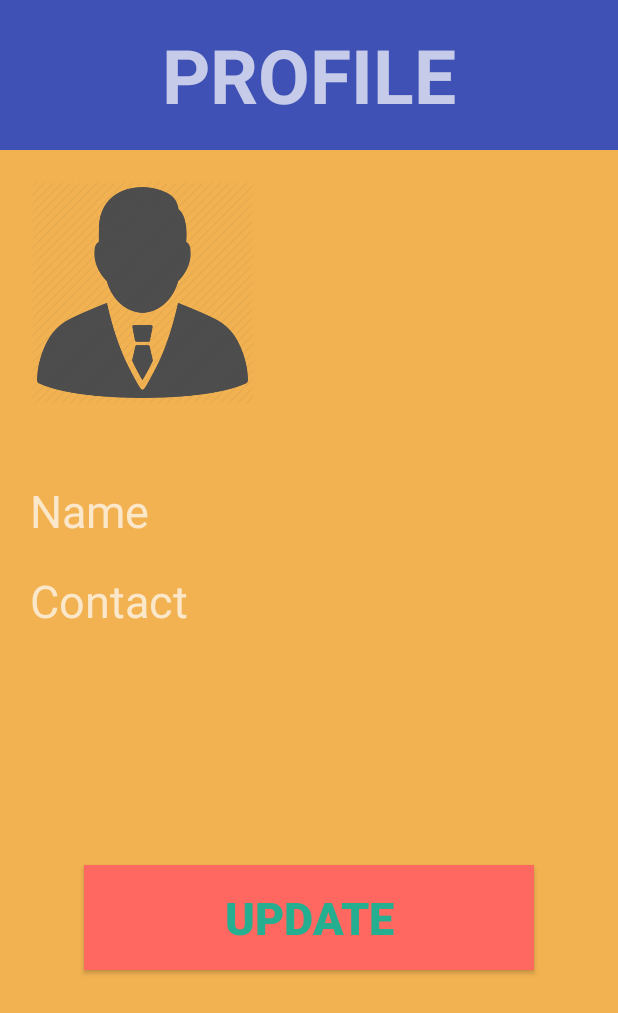
After one commit to Rakesh2017/SmartKitchen, an Android app: the fragment UserProfile shown on its own in the app's theme, on a phone screen of 412 x 824 dp. The commit adds this screen. Shown: the top 1013 px of the screen. Run offline under Robolectric (Android 15) with nearby library versions, the phone set to English and light mode, and no system bars; our stand-ins replace Firebase (no records; nobody signed in at launch, a user with empty details on screens opened directly).

Commit message:
Profile Page Updated

```diff
--- a/app/src/main/AndroidManifest.xml
+++ b/app/src/main/AndroidManifest.xml
@@ -1,6 +1,8 @@
 <?xml version="1.0" encoding="utf-8"?>
 <manifest xmlns:android="http://schemas.android.com/apk/res/android"
     package="com.example.dell.smartkitchen">
+
+    <uses-permission android:name="android.permission.INTERNET"/>
 
     <application
         android:allowBackup="true"
--- /dev/null
+++ b/app/src/main/java/com/example/dell/smartkitchen/UserProfile.java
@@ -0,0 +1,95 @@
+package com.example.dell.smartkitchen;
+
+
+import android.os.Bundle;
+import android.support.v4.app.Fragment;
+import android.support.v4.app.FragmentTransaction;
+import android.view.LayoutInflater;
+import android.view.View;
+import android.view.ViewGroup;
+import android.widget.Button;
+import android.widget.TextView;
+
+import com.google.firebase.database.DataSnapshot;
+import com.google.firebase.database.DatabaseError;
+import com.google.firebase.database.DatabaseReference;
+import com.google.firebase.database.FirebaseDatabase;
+import com.google.firebase.database.ValueEventListener;
+
+
+/**
+ * A simple {@link Fragment} subclass.
+ */
+public class UserProfile extends Fragment {
+
+    Button button;
+
+    TextView profilename;
+    TextView profilecontact;
+
+    DatabaseReference dparent = FirebaseDatabase.getInstance().getReference();
+    DatabaseReference refname = dparent.child("username");
+    DatabaseReference refcontact = dparent.child("usercontact");
+
+
+
+    public UserProfile() {
+        // Required empty public constructor
+    }
+
+
+    @Override
+    public View onCreateView(LayoutInflater inflater, ViewGroup container,
+                             Bundle savedInstanceState) {
+        // Inflate the layout for this fragment
+        View view  = inflater.inflate(R.layout.fragment_user_profile, container, false);
+        button=(Button)view.findViewById(R.id.updatebtn);
+        profilename=(TextView)view.findViewById(R.id.profilename);
+        profilecontact=(TextView)view.findViewById(R.id.profilecontact);
+
+        button.setOnClickListener(new View.OnClickListener() {
+            @Override
+            public void onClick(View v) {
+                Fragment someFragment = new Fragment();
+                FragmentTransaction transaction = getFragmentManager().beginTransaction();
+                transaction.replace(R.id.fragment_container, new UpdateUserdata()); // give your fragment container id in first parameter
+                transaction.addToBackStack(null);  // if written, this transaction will be added to backstack
+                transaction.commit();
+            }
+        });
+
+        return view;
+    }
+
+    public void onStart(){
+        super.onStart();
+
+        refname.addValueEventListener(new ValueEventListener() {
+            @Override
+            public void onDataChange(DataSnapshot dataSnapshot) {
+                String name = dataSnapshot.getValue(String.class);
+                profilename.setText(name);
+            }
+
+            @Override
+            public void onCancelled(DatabaseError databaseError) {
+
+            }
+        });
+
+        refcontact.addValueEventListener(new ValueEventListener() {
+            @Override
+            public void onDataChange(DataSnapshot dataSnapshot) {
+                String contact = dataSnapshot.getValue(String.class);
+                profilecontact.setText(contact);
+            }
+
+            @Override
+            public void onCancelled(DatabaseError databaseError) {
+
+            }
+        });
+
+    }
+
+}
--- /dev/null
+++ b/app/src/main/res/layout/fragment_user_profile.xml
@@ -0,0 +1,103 @@
+<FrameLayout xmlns:android="http://schemas.android.com/apk/res/android"
+    xmlns:tools="http://schemas.android.com/tools"
+    android:layout_width="match_parent"
+    android:layout_height="match_parent"
+    android:background="#f2b251"
+    android:clickable="true"
+    tools:context="com.example.dell.smartkitchen.UserProfile">
+
+
+    <TextView
+        android:layout_width="match_parent"
+        android:layout_height="100dp"
+        android:background="@color/colorPrimary"
+        android:text="PROFILE"
+        android:textSize="50dp"
+        android:gravity="center"
+        android:textStyle="bold"
+        />
+
+    <ImageView
+        android:layout_width="150dp"
+        android:layout_height="150dp"
+        android:layout_marginTop="120dp"
+        android:layout_marginLeft="20dp"
+        android:background="@drawable/image_icon"
+        />
+
+
+
+
+    <!-- TODO: Update blank fragment layout -->
+    <LinearLayout
+        android:layout_width="match_parent"
+        android:layout_height="wrap_content"
+        android:layout_marginTop="320dp"
+        android:layout_marginLeft="20dp"
+        android:orientation="horizontal"
+        >
+
+        <TextView
+            android:layout_width="wrap_content"
+            android:layout_height="wrap_content"
+            android:textSize="30dp"
+            android:text="Name"
+            />
+
+        <TextView
+            android:layout_width="wrap_content"
+            android:layout_height="wrap_content"
+            android:textSize="30dp"
+            android:text="user"
+            android:layout_marginLeft="60dp"
+            android:textColor="#000000"
+            android:textStyle="bold"
+            android:id="@+id/profilename"
+            />
+
+    </LinearLayout>
+
+    <LinearLayout
+        android:layout_width="match_parent"
+        android:layout_height="wrap_content"
+        android:layout_marginTop="380dp"
+        android:layout_marginLeft="20dp"
+        android:orientation="horizontal"
+        >
+
+        <TextView
+            android:layout_width="wrap_content"
+            android:layout_height="wrap_content"
+            android:textSize="30dp"
+            android:text="Contact"
+            />
+
+        <TextView
+            android:layout_width="wrap_content"
+            android:layout_height="wrap_content"
+            android:textSize="30dp"
+            android:text="xxxxxxxxxxx"
+            android:layout_marginLeft="30dp"
+            android:textColor="#000000"
+            android:textStyle="bold"
+            android:phoneNumber="true"
+            android:id="@+id/profilecontact"
+            />
+
+    </LinearLayout>
+
+    <Button
+        android:layout_width="300dp"
+        android:layout_height="70dp"
+        android:layout_marginTop="200dp"
+        android:layout_gravity="center"
+        android:background="@color/btn_logut_bg"
+        android:text="update"
+        android:textSize="30dp"
+        android:clickable="true"
+        android:textStyle="bold"
+        android:textColor="@color/bg_login"
+        android:id="@+id/updatebtn"
+        />
+
+</FrameLayout>
--- a/app/src/main/res/values/strings.xml
+++ b/app/src/main/res/values/strings.xml
@@ -35,4 +35,7 @@
 
     <string name="action_settings">Settings</string>
     <string name="title_activity_home_page">HomePage</string>
+
+    <!-- TODO: Remove or change this placeholder text -->
+    <string name="hello_blank_fragment">Hello blank fragment</string>
 </resources>
```
Also changed, not shown: app/build.gradle (+10 -2 lines), app/src/main/java/com/example/dell/smartkitchen/HomePage.java (+26 -7 lines), app/src/main/java/com/example/dell/smartkitchen/UpdateUserdata.java (added, +184 -0 lines), app/src/main/res/layout/content_home_page.xml (+22 -8 lines), app/src/main/res/layout/fragment_update_userdata.xml (added, +67 -0 lines), app/src/main/res/menu/activity_home_page_drawer.xml (+22 -18 lines), app/src/main/res/drawable/about_icon.png (added), app/src/main/res/drawable/calendar_icon.png (added), app/src/main/res/drawable/contact_icon.png (added), app/src/main/res/drawable/image_icon.png (added), app/src/main/res/drawable/logout_icon.png (added), app/src/main/res/drawable/manual_icon.png (added), app/src/main/res/drawable/message_icon.png (added).
